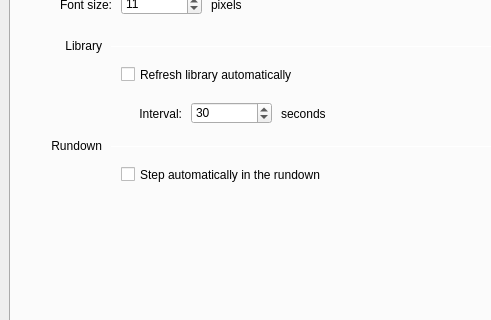
First picture: the form in trunk/Widgets/SettingsDialog.ui, repository cambell-prince/casparcg-client, before the edit; both pictures show x 0 to 491 and y 150 to 470 of the 700 by 757 pixel window.
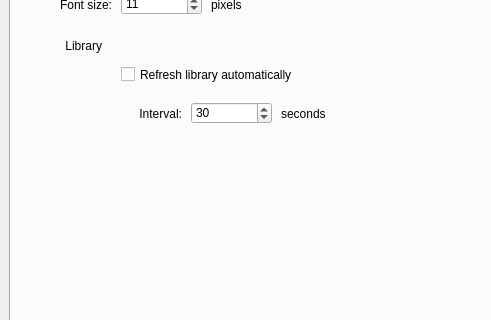
Second picture: the form after the edit.

Patch:
```diff
--- a/trunk/Widgets/SettingsDialog.ui
+++ b/trunk/Widgets/SettingsDialog.ui
@@ -250,51 +250,6 @@
       <string>Refresh library automatically</string>
      </property>
     </widget>
-    <widget class="QLabel" name="labelRundown">
-     <property name="geometry">
-      <rect>
-       <x>10</x>
-       <y>252</y>
-       <width>81</width>
-       <height>16</height>
-      </rect>
-     </property>
-     <property name="text">
-      <string>Rundown</string>
-     </property>
-     <property name="alignment">
-      <set>Qt::AlignRight|Qt::AlignTrailing|Qt::AlignVCenter</set>
-     </property>
-    </widget>
-    <widget class="QCheckBox" name="checkBoxAutoStep">
-     <property name="geometry">
-      <rect>
-       <x>110</x>
-       <y>280</y>
-       <width>231</width>
-       <height>17</height>
-      </rect>
-     </property>
-     <property name="focusPolicy">
-      <enum>Qt::NoFocus</enum>
-     </property>
-     <property name="text">
-      <string>Step automatically in the rundown</string>
-     </property>
-    </widget>
-    <widget class="Line" name="lineRundown">
-     <property name="geometry">
-      <rect>
-       <x>100</x>
-       <y>260</y>
-       <width>555</width>
-       <height>1</height>
-      </rect>
-     </property>
-     <property name="orientation">
-      <enum>Qt::Horizontal</enum>
-     </property>
-    </widget>
    </widget>
    <widget class="QWidget" name="tabDevices">
     <attribute name="title">
```
Left out of the diff: 16 changed lines with no effect on the pictures.
